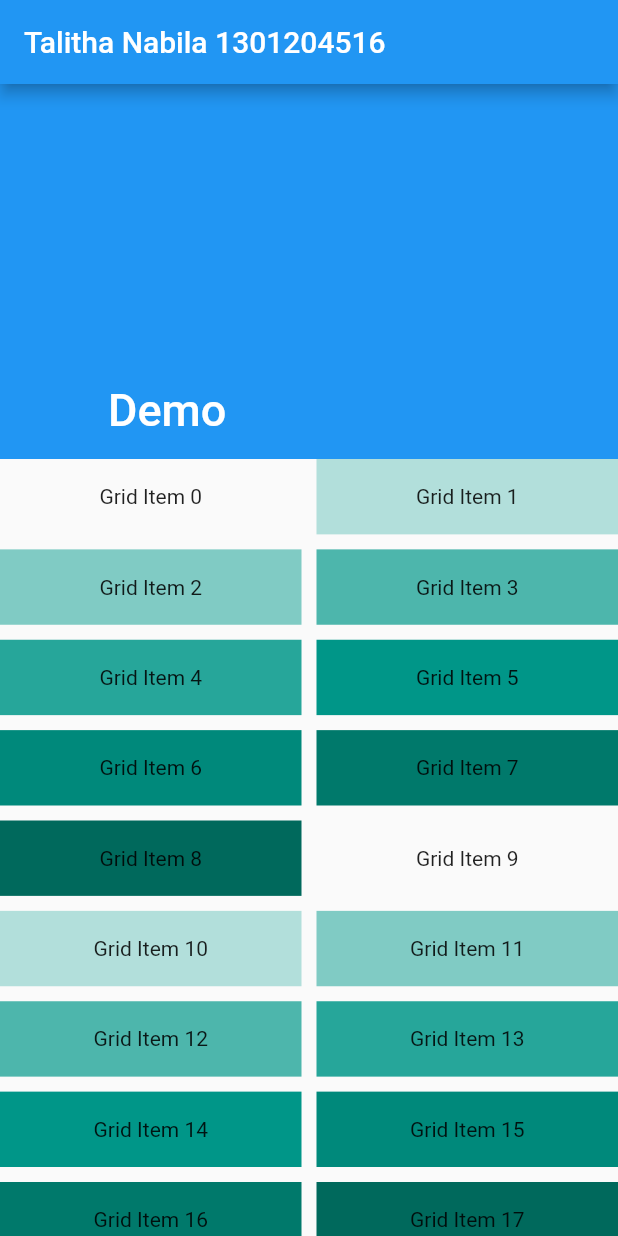
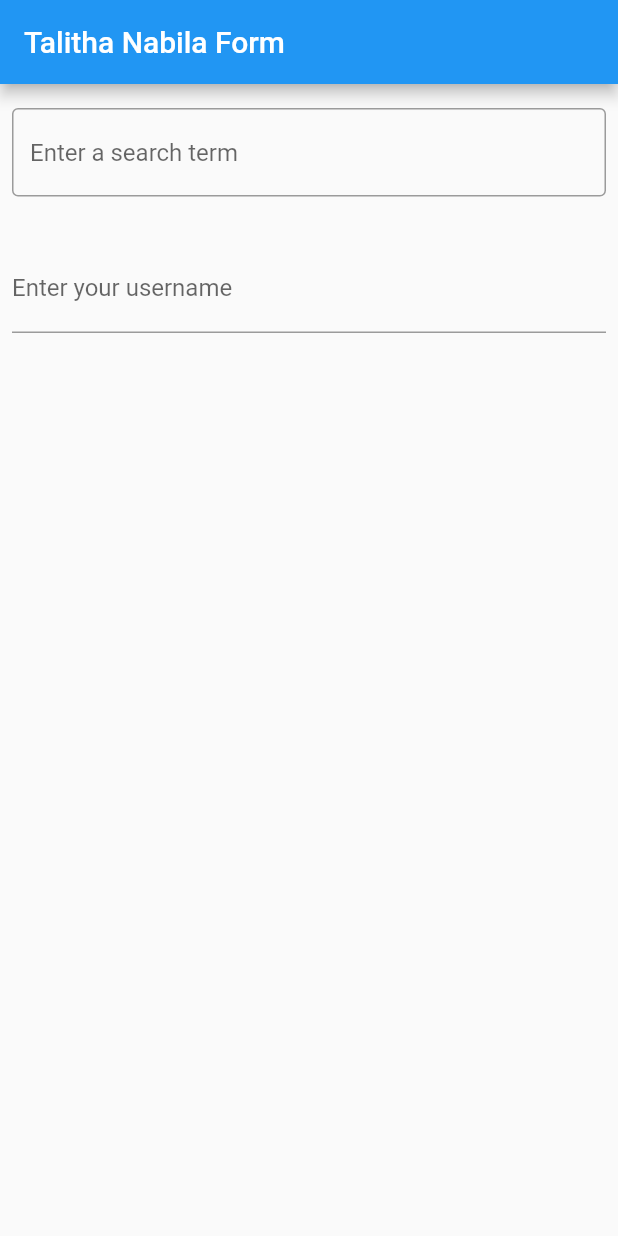
Before and after one commit to Kamize/talitha-flutter, a Flutter app: the screen it shows after launch, on a phone screen of 412 x 824 dp. Run offline on Flutter 3.47's test engine with Material 2 defaults, Android fonts, the phone set to English and light mode, and no system bars.

Commit message:
stateless widget: form example

```diff
--- a/lib/main.dart
+++ b/lib/main.dart
@@ -1,133 +1,50 @@
 import 'package:flutter/material.dart';
 
-void main() {
+void main() => runApp(const MyApp());
 // Talitha Nabila - 1301204516
-  runApp(const MyApp());
-}
-
 class MyApp extends StatelessWidget {
-  const MyApp({super.key});
-
-  // This widget is the root of your application.
+  const MyApp({Key? key}) : super(key: key);
   @override
   Widget build(BuildContext context) {
+    const appTitle = 'Talitha Nabila Form';
     return MaterialApp(
-      title: 'Flutter Demo',
-      theme: ThemeData(
-        // This is the theme of your application.
-        //
-        // Try running your application with "flutter run". You'll see the
-        // application has a blue toolbar. Then, without quitting the app, try
-        // changing the primarySwatch below to Colors.green and then invoke
-        // "hot reload" (press "r" in the console where you ran "flutter run",
-        // or simply save your changes to "hot reload" in a Flutter IDE).
-        // Notice that the counter didn't reset back to zero; the application
-        // is not restarted.
-        primarySwatch: Colors.blue,
+      title: appTitle,
+      home: Scaffold(
+        appBar: AppBar(
+          title: const Text(appTitle),
         ),
-      home: const MyHomePage(title: 'Talitha Nabila 1301204516'),
+        body: const MyCustomForm(),
+      ),
     );
   }
 }
 
-class MyHomePage extends StatefulWidget {
-  const MyHomePage({super.key, required this.title});
-
-  // This widget is the home page of your application. It is stateful, meaning
-  // that it has a State object (defined below) that contains fields that affect
-  // how it looks.
-
-  // This class is the configuration for the state. It holds the values (in this
-  // case the title) provided by the parent (in this case the App widget) and
-  // used by the build method of the State. Fields in a Widget subclass are
-  // always marked "final".
-
-  final String title;
-
-  @override
-  State<MyHomePage> createState() => _MyHomePageState();
-}
-
-class _MyHomePageState extends State<MyHomePage> {
-  int _counter = 0;
-
-  void _incrementCounter() {
-    setState(() {
-      // This call to setState tells the Flutter framework that something has
-      // changed in this State, which causes it to rerun the build method below
-      // so that the display can reflect the updated values. If we changed
-      // _counter without calling setState(), then the build method would not be
-      // called again, and so nothing would appear to happen.
-      _counter++;
-    });
-  }
-
+class MyCustomForm extends StatelessWidget {
+  const MyCustomForm({Key? key}) : super(key: key);
   @override
   Widget build(BuildContext context) {
-    // This method is rerun every time setState is called, for instance as done
-    // by the _incrementCounter method above.
-    //
-    // The Flutter framework has been optimized to make rerunning build methods
-    // fast, so that you can just rebuild anything that needs updating rather
-    // than having to individually change instances of widgets.
-    var stars = Row(
-      mainAxisSize: MainAxisSize.min,
-      children: [
-        Icon(Icons.star, color: Colors.green[500]),
-        Icon(Icons.star, color: Colors.green[500]),
-        Icon(Icons.star, color: Colors.green[500]),
-        const Icon(Icons.star, color: Colors.black),
-        const Icon(Icons.star, color: Colors.black),
-      ],
-    );
-    // Talitha Nabila - 1301204516
-    return Scaffold(
-        appBar: AppBar(
-          // Here we take the value from the MyHomePage object that was created by
-          // the App.build method, and use it to set our appbar title.
-          title: Text(widget.title),
-        ),
-        // Talitha Nabila - 1301204516
-        body: CustomScrollView(
-          slivers: <Widget>[
-            const SliverAppBar(
-              pinned: true,
-              expandedHeight: 250.0,
-              flexibleSpace: FlexibleSpaceBar(
-                title: Text('Demo'),
+    return Column(
+      crossAxisAlignment: CrossAxisAlignment.start,
+      children: <Widget>[
+        const Padding(
+          padding: EdgeInsets.symmetric(horizontal: 8, vertical: 16),
+          child: TextField(
+            decoration: InputDecoration(
+              border: OutlineInputBorder(),
+              hintText: 'Enter a search term',
             ),
           ),
-            SliverGrid(
-              gridDelegate: const SliverGridDelegateWithMaxCrossAxisExtent(
-                maxCrossAxisExtent: 200.0,
-                mainAxisSpacing: 10.0,
-                crossAxisSpacing: 10.0,
-                childAspectRatio: 4.0,
         ),
-              delegate: SliverChildBuilderDelegate(
-                (BuildContext context, int index) {
-                  return Container(
-                    alignment: Alignment.center,
-                    color: Colors.teal[100 * (index % 9)],
-                    child: Text('Grid Item $index'),
-                  );
-                },
-                childCount: 20,
+        Padding(
+          padding: const EdgeInsets.symmetric(horizontal: 8, vertical: 16),
+          child: TextFormField(
+            decoration: const InputDecoration(
+              border: UnderlineInputBorder(),
+              labelText: 'Enter your username',
             ),
-            ),
-            SliverFixedExtentList(
-              itemExtent: 50.0,
-              delegate: SliverChildBuilderDelegate(
-                (BuildContext context, int index) {
-                  return Container(
-                    alignment: Alignment.center,
-                    color: Colors.lightBlue[100 * (index % 9)],
-                    child: Text('List Item $index'),
-                  );
-                },
           ),
         ),
       ],
-        ));
+    );
   }
 }
```
Also changed, not shown: 6 other files. Lines whose indentation alone changed are shown as unchanged.
